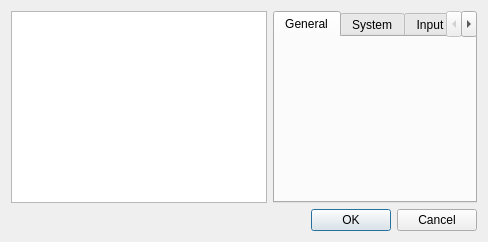
PabloMK7/citra, file src/citra_qt/configuration/configure.ui: the form before one commit.
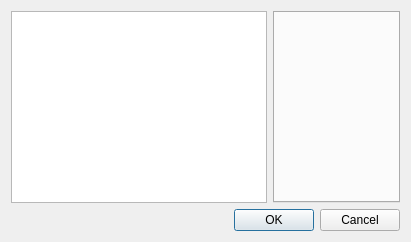
The form after the commit. Custom widgets are drawn as their Qt base class.

What changed in the file:
```diff
--- a/src/citra_qt/configuration/configure.ui
+++ b/src/citra_qt/configuration/configure.ui
@@ -23,66 +23,6 @@
        <property name="currentIndex">
         <number>0</number>
        </property>
-       <widget class="ConfigureGeneral" name="generalTab">
-        <attribute name="title">
-         <string>General</string>
-        </attribute>
-       </widget>
-       <widget class="ConfigureSystem" name="systemTab">
-        <attribute name="title">
-         <string>System</string>
-        </attribute>
-       </widget>
-       <widget class="ConfigureInput" name="inputTab">
-        <attribute name="title">
-         <string>Input</string>
-        </attribute>
-       </widget>
-       <widget class="ConfigureHotkeys" name="hotkeysTab">
-        <attribute name="title">
-         <string>Hotkeys</string>
-        </attribute>
-       </widget>
-       <widget class="ConfigureGraphics" name="graphicsTab">
-        <attribute name="title">
-         <string>Graphics</string>
-        </attribute>
-       </widget>
-       <widget class="ConfigureEnhancements" name="enhancementsTab">
-         <attribute name="title">
-           <string>Enhancements</string>
-         </attribute>
-       </widget>
-       <widget class="ConfigureAudio" name="audioTab">
-        <attribute name="title">
-         <string>Audio</string>
-        </attribute>
-       </widget>
-       <widget class="ConfigureCamera" name="cameraTab">
-        <attribute name="title">
-         <string>Camera</string>
-        </attribute>
-       </widget>
-       <widget class="ConfigureDebug" name="debugTab">
-        <attribute name="title">
-         <string>Debug</string>
-        </attribute>
-       </widget>
-       <widget class="ConfigureStorage" name="storageTab">
-        <attribute name="title">
-         <string>Storage</string>
-        </attribute>
-       </widget>
-       <widget class="ConfigureWeb" name="webTab">
-        <attribute name="title">
-         <string>Web</string>
-        </attribute>
-       </widget>
-       <widget class="ConfigureUi" name="uiTab">
-        <attribute name="title">
-         <string>UI</string>
-        </attribute>
-       </widget>
       </widget>
      </item>
     </layout>
```
Left out of the diff: 2 changed lines with no effect on the pictures.
